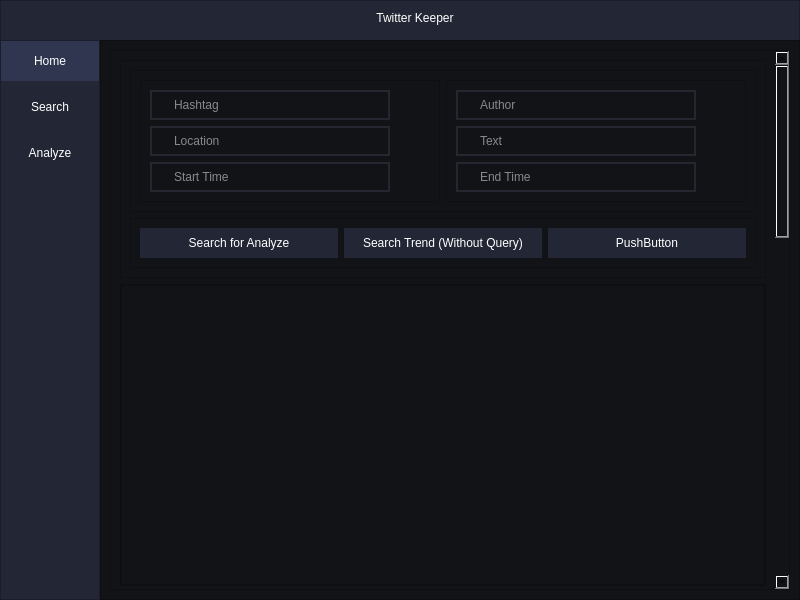
This is GUI/ui_main.ui in sirasit-kmutnb/Software-Development-II as Qt 5 draws it before an edit. The edited form follows.
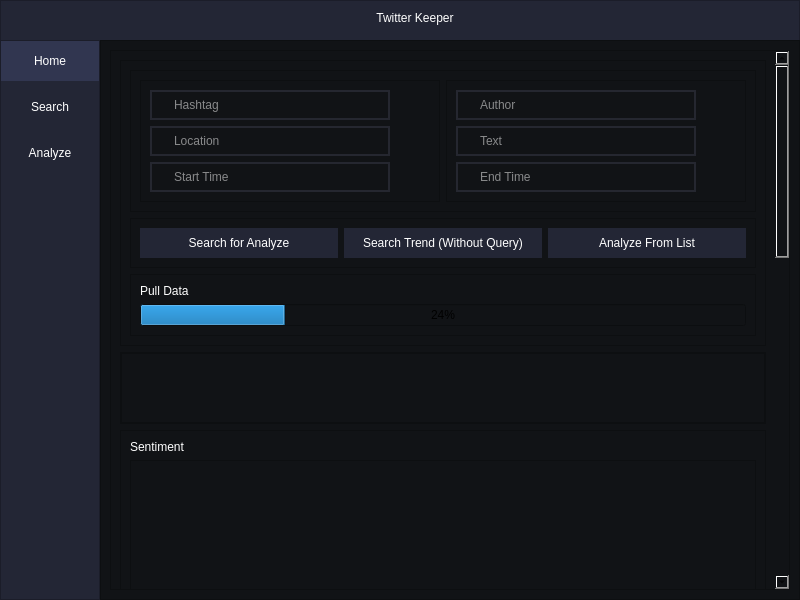
This is the edited form. The open tabs and pages were chosen to show the change.

The edit to the form file:
```diff
--- a/GUI/ui_main.ui
+++ b/GUI/ui_main.ui
@@ -995,8 +995,8 @@
                   <rect>
                    <x>0</x>
                    <y>0</y>
-                   <width>672</width>
-                   <height>1724</height>
+                   <width>657</width>
+                   <height>1584</height>
                   </rect>
                  </property>
                  <layout class="QVBoxLayout" name="verticalLayout_8">
@@ -1299,7 +1299,36 @@
 }</string>
                           </property>
                           <property name="text">
-                           <string>PushButton</string>
+                           <string>Analyze From List</string>
+                          </property>
+                         </widget>
+                        </item>
+                       </layout>
+                      </widget>
+                     </item>
+                     <item>
+                      <widget class="QFrame" name="Progress_Frame">
+                       <property name="frameShape">
+                        <enum>QFrame::StyledPanel</enum>
+                       </property>
+                       <property name="frameShadow">
+                        <enum>QFrame::Raised</enum>
+                       </property>
+                       <layout class="QVBoxLayout" name="verticalLayout_24">
+                        <item>
+                         <widget class="QLabel" name="label_8">
+                          <property name="styleSheet">
+                           <string notr="true">color: #FFF;</string>
+                          </property>
+                          <property name="text">
+                           <string>Pull Data</string>
+                          </property>
+                         </widget>
+                        </item>
+                        <item>
+                         <widget class="QProgressBar" name="progressBar_2">
+                          <property name="value">
+                           <number>24</number>
                           </property>
                          </widget>
                         </item>
@@ -1341,7 +1370,7 @@
                        <property name="minimumSize">
                         <size>
                          <width>0</width>
-                         <height>300</height>
+                         <height>0</height>
                         </size>
                        </property>
                        <property name="styleSheet">
```
Left out of the diff: 2 changed lines with no effect on the pictures.
